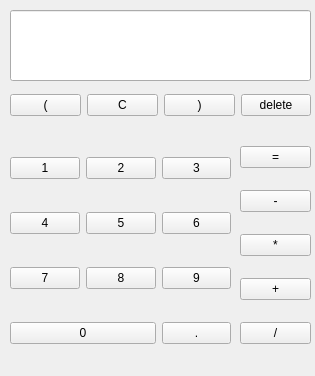
Above: Stack/mainwindow.ui from activnykonch/Labs before the change. Below: the same form after it.
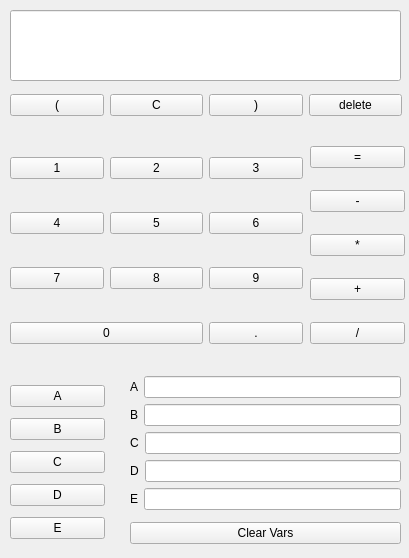
That is the form after the change.

Commit message: fixed working with variables

Diff of the .ui file:
```diff
--- a/Stack/mainwindow.ui
+++ b/Stack/mainwindow.ui
@@ -6,20 +6,20 @@
    <rect>
     <x>0</x>
     <y>0</y>
-    <width>315</width>
-    <height>376</height>
+    <width>409</width>
+    <height>558</height>
    </rect>
   </property>
   <property name="minimumSize">
    <size>
-    <width>315</width>
-    <height>376</height>
+    <width>409</width>
+    <height>558</height>
    </size>
   </property>
   <property name="maximumSize">
    <size>
-    <width>315</width>
-    <height>376</height>
+    <width>409</width>
+    <height>558</height>
    </size>
   </property>
   <property name="windowTitle">
@@ -31,17 +31,17 @@
      <rect>
       <x>10</x>
       <y>10</y>
-      <width>301</width>
+      <width>391</width>
       <height>71</height>
      </rect>
     </property>
    </widget>
-   <widget class="QWidget" name="">
+   <widget class="QWidget" name="layoutWidget">
     <property name="geometry">
      <rect>
       <x>10</x>
       <y>130</y>
-      <width>221</width>
+      <width>293</width>
       <height>241</height>
      </rect>
     </property>
@@ -125,12 +125,12 @@
      </item>
     </layout>
    </widget>
-   <widget class="QWidget" name="">
+   <widget class="QWidget" name="layoutWidget">
     <property name="geometry">
      <rect>
-      <x>240</x>
+      <x>310</x>
       <y>130</y>
-      <width>71</width>
+      <width>95</width>
       <height>231</height>
      </rect>
     </property>
@@ -172,12 +172,12 @@
      </item>
     </layout>
    </widget>
-   <widget class="QWidget" name="">
+   <widget class="QWidget" name="layoutWidget">
     <property name="geometry">
      <rect>
       <x>10</x>
       <y>90</y>
-      <width>301</width>
+      <width>392</width>
       <height>30</height>
      </rect>
     </property>
@@ -212,6 +212,146 @@
      </item>
     </layout>
    </widget>
+   <widget class="QWidget" name="layoutWidget">
+    <property name="geometry">
+     <rect>
+      <x>130</x>
+      <y>370</y>
+      <width>271</width>
+      <height>182</height>
+     </rect>
+    </property>
+    <layout class="QVBoxLayout" name="verticalLayout_3">
+     <item>
+      <layout class="QVBoxLayout" name="verticalLayout_2">
+       <item>
+        <layout class="QHBoxLayout" name="horizontalLayout_2">
+         <item>
+          <widget class="QLabel" name="label">
+           <property name="text">
+            <string>A</string>
+           </property>
+          </widget>
+         </item>
+         <item>
+          <widget class="QLineEdit" name="a_field"/>
+         </item>
+        </layout>
+       </item>
+       <item>
+        <layout class="QHBoxLayout" name="horizontalLayout_3">
+         <item>
+          <widget class="QLabel" name="label_2">
+           <property name="text">
+            <string>B</string>
+           </property>
+          </widget>
+         </item>
+         <item>
+          <widget class="QLineEdit" name="b_field"/>
+         </item>
+        </layout>
+       </item>
+       <item>
+        <layout class="QHBoxLayout" name="horizontalLayout_4">
+         <item>
+          <widget class="QLabel" name="label_3">
+           <property name="text">
+            <string>C</string>
+           </property>
+          </widget>
+         </item>
+         <item>
+          <widget class="QLineEdit" name="c_field"/>
+         </item>
+        </layout>
+       </item>
+       <item>
+        <layout class="QHBoxLayout" name="horizontalLayout_5">
+         <item>
+          <widget class="QLabel" name="label_4">
+           <property name="text">
+            <string>D</string>
+           </property>
+          </widget>
+         </item>
+         <item>
+          <widget class="QLineEdit" name="d_field"/>
+         </item>
+        </layout>
+       </item>
+       <item>
+        <layout class="QHBoxLayout" name="horizontalLayout_6">
+         <item>
+          <widget class="QLabel" name="label_5">
+           <property name="text">
+            <string>E</string>
+           </property>
+          </widget>
+         </item>
+         <item>
+          <widget class="QLineEdit" name="e_field"/>
+         </item>
+        </layout>
+       </item>
+      </layout>
+     </item>
+     <item>
+      <widget class="QPushButton" name="clear_vars">
+       <property name="text">
+        <string>Clear Vars</string>
+       </property>
+      </widget>
+     </item>
+    </layout>
+   </widget>
+   <widget class="QWidget" name="layoutWidget">
+    <property name="geometry">
+     <rect>
+      <x>10</x>
+      <y>380</y>
+      <width>95</width>
+      <height>166</height>
+     </rect>
+    </property>
+    <layout class="QVBoxLayout" name="verticalLayout_4">
+     <item>
+      <widget class="QPushButton" name="a_button">
+       <property name="text">
+        <string>A</string>
+       </property>
+      </widget>
+     </item>
+     <item>
+      <widget class="QPushButton" name="b_button">
+       <property name="text">
+        <string>B</string>
+       </property>
+      </widget>
+     </item>
+     <item>
+      <widget class="QPushButton" name="c_button">
+       <property name="text">
+        <string>C</string>
+       </property>
+      </widget>
+     </item>
+     <item>
+      <widget class="QPushButton" name="d_button">
+       <property name="text">
+        <string>D</string>
+       </property>
+      </widget>
+     </item>
+     <item>
+      <widget class="QPushButton" name="e_button">
+       <property name="text">
+        <string>E</string>
+       </property>
+      </widget>
+     </item>
+    </layout>
+   </widget>
   </widget>
  </widget>
  <resources/>
```
Left out of the diff: 28 changed lines with no effect on the pictures.
